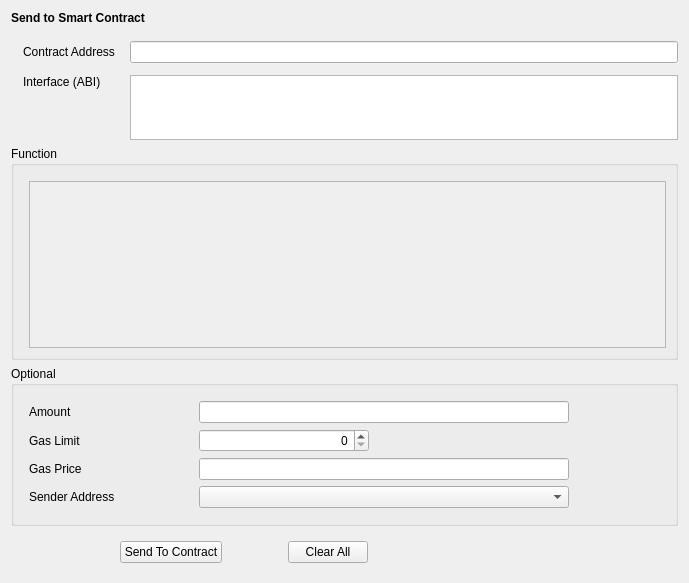
First picture: the form in src/qt/forms/sendtocontract.ui, repository githubzon/qtum, before the edit.
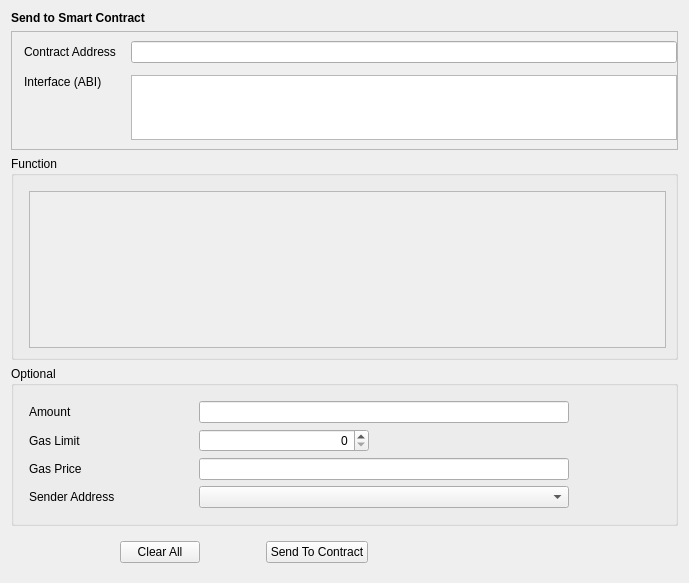
Second picture: the form after the edit. Custom widgets are drawn as their Qt base class.

Commit message: Update main screens buttons

What changed in the file:
```diff
--- a/src/qt/forms/sendtocontract.ui
+++ b/src/qt/forms/sendtocontract.ui
@@ -47,21 +47,26 @@
         </widget>
        </item>
        <item>
-        <spacer name="verticalSpacer_4">
-         <property name="orientation">
-          <enum>Qt::Vertical</enum>
+        <widget class="QFrame" name="frameContract">
+         <property name="sizePolicy">
+          <sizepolicy hsizetype="Preferred" vsizetype="Fixed">
+           <horstretch>0</horstretch>
+           <verstretch>0</verstretch>
+          </sizepolicy>
          </property>
-         <property name="sizeType">
-          <enum>QSizePolicy::Fixed</enum>
+         <property name="frameShape">
+          <enum>QFrame::StyledPanel</enum>
          </property>
-         <property name="sizeHint" stdset="0">
-          <size>
-           <width>20</width>
-           <height>10</height>
-          </size>
+         <property name="frameShadow">
+          <enum>QFrame::Raised</enum>
          </property>
-        </spacer>
-       </item>
+         <layout class="QVBoxLayout" name="verticalLayout_2">
+          <property name="leftMargin">
+           <number>0</number>
+          </property>
+          <property name="rightMargin">
+           <number>0</number>
+          </property>
        <item>
         <layout class="QGridLayout" name="gridLayout">
          <property name="leftMargin">
@@ -111,6 +116,9 @@
          </item>
         </layout>
        </item>
+         </layout>
+        </widget>
+       </item>
        <item>
         <widget class="QGroupBox" name="groupBoxFunction">
          <property name="title">
@@ -136,8 +144,8 @@
               <rect>
                <x>0</x>
                <y>0</y>
-               <width>637</width>
-               <height>139</height>
+               <width>639</width>
+               <height>157</height>
               </rect>
              </property>
             </widget>
@@ -325,29 +333,6 @@
        </property>
       </spacer>
      </item>
-     <item>
-      <widget class="QPushButton" name="pushButtonSendToContract">
-       <property name="text">
-        <string>Send To Contract</string>
-       </property>
-      </widget>
-     </item>
-     <item>
-      <spacer name="horizontalSpacer_3">
-       <property name="orientation">
-        <enum>Qt::Horizontal</enum>
-       </property>
-       <property name="sizeType">
-        <enum>QSizePolicy::Fixed</enum>
-       </property>
-       <property name="sizeHint" stdset="0">
-        <size>
-         <width>60</width>
-         <height>20</height>
-        </size>
-       </property>
-      </spacer>
-     </item>
      <item>
       <widget class="QPushButton" name="pushButtonClearAll">
        <property name="text">
@@ -355,6 +340,29 @@
        </property>
       </widget>
      </item>
+     <item>
+      <spacer name="horizontalSpacer_3">
+       <property name="orientation">
+        <enum>Qt::Horizontal</enum>
+       </property>
+       <property name="sizeType">
+        <enum>QSizePolicy::Fixed</enum>
+       </property>
+       <property name="sizeHint" stdset="0">
+        <size>
+         <width>60</width>
+         <height>20</height>
+        </size>
+       </property>
+      </spacer>
+     </item>
+     <item>
+      <widget class="QPushButton" name="pushButtonSendToContract">
+       <property name="text">
+        <string>Send To Contract</string>
+       </property>
+      </widget>
+     </item>
      <item>
       <spacer name="horizontalSpacer_2">
        <property name="orientation">
```
Left out of the diff: 10 changed lines with no effect on the pictures. Lines whose indentation alone changed are shown as unchanged. The commit also changes 19 other files.
